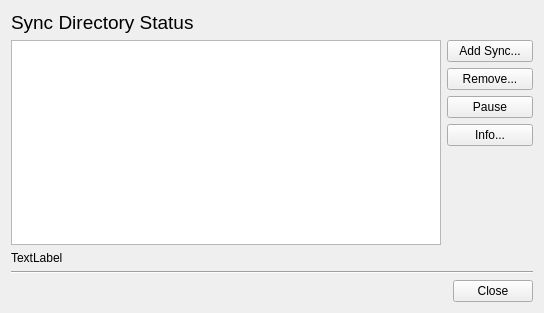
This is src/mirall/statusdialog.ui in nextcloud/desktop as Qt 5 draws it before an edit. The edited form follows.
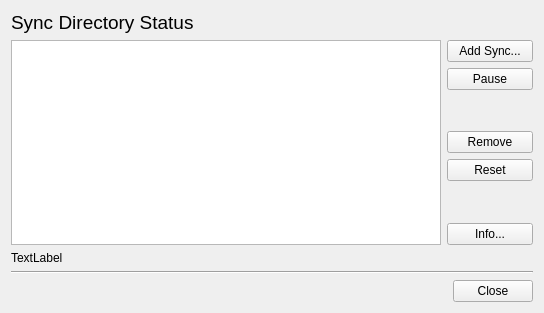
This is the edited form.

Commit message:
Add "Reset Folder" option to status dialog
to recover from invalid databases. Features
a big fat warning.

What changed in the file:
```diff
--- a/src/mirall/statusdialog.ui
+++ b/src/mirall/statusdialog.ui
@@ -42,13 +42,6 @@
        </property>
       </widget>
      </item>
-     <item>
-      <widget class="QPushButton" name="_ButtonRemove">
-       <property name="text">
-        <string>Remove...</string>
-       </property>
-      </widget>
-     </item>
      <item>
       <widget class="QPushButton" name="_ButtonEnable">
        <property name="text">
@@ -56,6 +49,46 @@
        </property>
       </widget>
      </item>
+     <item>
+      <spacer name="verticalSpacer">
+       <property name="orientation">
+        <enum>Qt::Vertical</enum>
+       </property>
+       <property name="sizeHint" stdset="0">
+        <size>
+         <width>20</width>
+         <height>40</height>
+        </size>
+       </property>
+      </spacer>
+     </item>
+     <item>
+      <widget class="QPushButton" name="_ButtonRemove">
+       <property name="text">
+        <string>Remove</string>
+       </property>
+      </widget>
+     </item>
+     <item>
+      <widget class="QPushButton" name="_ButtonReset">
+       <property name="text">
+        <string>Reset</string>
+       </property>
+      </widget>
+     </item>
+     <item>
+      <spacer name="verticalSpacer_2">
+       <property name="orientation">
+        <enum>Qt::Vertical</enum>
+       </property>
+       <property name="sizeHint" stdset="0">
+        <size>
+         <width>20</width>
+         <height>40</height>
+        </size>
+       </property>
+      </spacer>
+     </item>
      <item>
       <widget class="QPushButton" name="_ButtonInfo">
        <property name="text">
@@ -63,19 +96,6 @@
        </property>
       </widget>
      </item>
-     <item>
-      <spacer name="verticalSpacer">
-       <property name="orientation">
-        <enum>Qt::Vertical</enum>
-       </property>
-       <property name="sizeHint" stdset="0">
-        <size>
-         <width>20</width>
-         <height>56</height>
-        </size>
-       </property>
-      </spacer>
-     </item>
     </layout>
    </item>
    <item row="2" column="0">
```
The commit also changes 4 other files.
